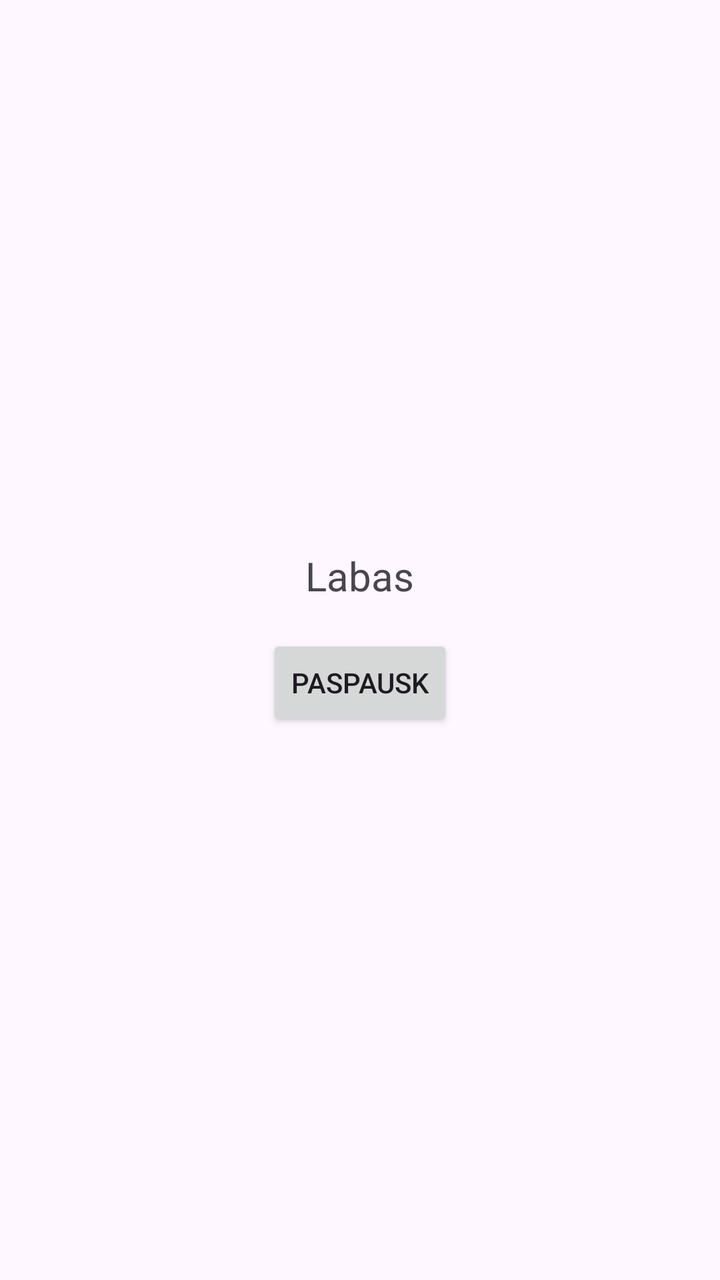
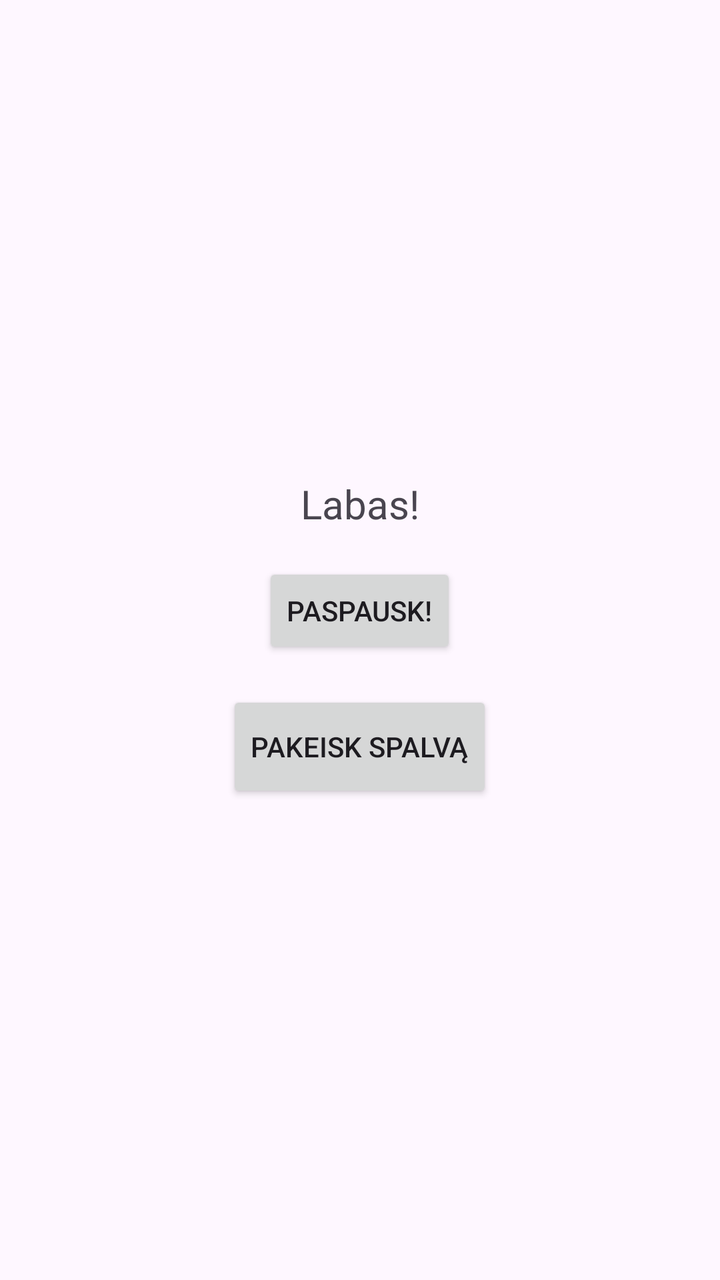

An Android layout rendered at two revisions. The XML below is the earlier revision; the diff shows what the commit changed to produce the second picture.
<!-- AndroidManifest.xml: application theme Theme.KIETASAPP -->
<!-- res/layout/activity_main.xml -->
<?xml version="1.0" encoding="utf-8"?>
<androidx.constraintlayout.widget.ConstraintLayout xmlns:android="http://schemas.android.com/apk/res/android"
    xmlns:app="http://schemas.android.com/apk/res-auto"
    xmlns:tools="http://schemas.android.com/tools"
    android:id="@+id/main"
    android:layout_width="match_parent"
    android:layout_height="match_parent"
    tools:context=".MainActivity">

    <LinearLayout
        android:layout_width="match_parent"
        android:layout_height="match_parent"
        android:gravity="center"
        android:orientation="vertical"
        android:padding="16dp">

        <TextView
            android:id="@+id/myTextView"
            android:layout_width="wrap_content"
            android:layout_height="wrap_content"
            android:text="Labas"
            android:textSize="20sp" />

        <Button
            android:id="@+id/myButton"
            android:layout_width="wrap_content"
            android:layout_height="wrap_content"
            android:layout_marginTop="16dp"
            android:text="Paspausk" />

    </LinearLayout>
</androidx.constraintlayout.widget.ConstraintLayout>
<!-- resources referenced by this layout -->
<resources>
  <style name="Theme.KIETASAPP" parent="Base.Theme.KIETASAPP" />
  <style name="Base.Theme.KIETASAPP" parent="Theme.Material3.DayNight.NoActionBar">
          
          
      </style>
</resources>

<!-- the commit's change to res/layout/activity_main.xml (unified diff, before → after) -->
@@ -18,7 +18,7 @@
             android:id="@+id/myTextView"
             android:layout_width="wrap_content"
             android:layout_height="wrap_content"
-            android:text="Labas"
+            android:text="Labas!"
             android:textSize="20sp" />
 
         <Button
@@ -26,7 +26,14 @@
             android:layout_width="wrap_content"
             android:layout_height="wrap_content"
             android:layout_marginTop="16dp"
-            android:text="Paspausk" />
+            android:text="Paspausk!" />
+
+        <Button
+            android:id="@+id/colorButton"
+            android:layout_width="wrap_content"
+            android:layout_height="56dp"
+            android:layout_marginTop="16dp"
+            android:text="Pakeisk spalvą" />
 
     </LinearLayout>
 </androidx.constraintlayout.widget.ConstraintLayout>
